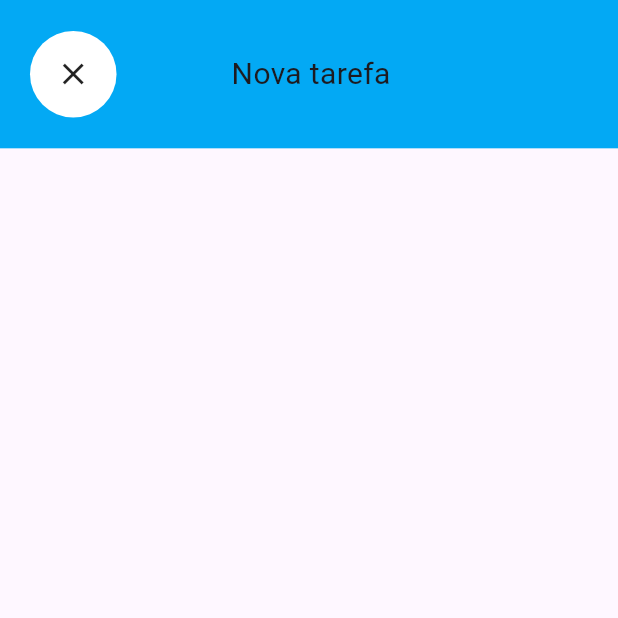
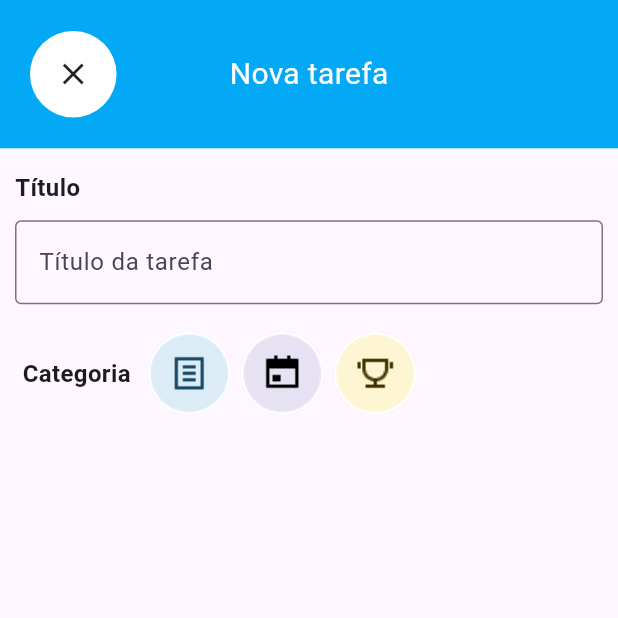
Before and after one commit to ArtthSilva/toDo_list_bichinhosTI, a Flutter app: the screen it shows after launch, after a tap on "Nova tarefa", on a phone screen of 412 x 824 dp, the top half of it. Run offline on Flutter 3.47's test engine with Material 3 defaults, Android fonts, the phone set to English and light mode, and no system bars.

Commit message:
feat: add widget de categoria com imagens

```diff
--- /dev/null
+++ b/lib/layers/controllers/todo_controller.dart
@@ -0,0 +1,14 @@
+import 'package:flutter/material.dart';
+
+class TodoController extends ChangeNotifier{
+  ValueNotifier isSelected = ValueNotifier<bool>(false);
+
+  void escolher(){
+    if(isSelected.value){
+      isSelected.value = false;
+    }else{
+      isSelected.value = true;
+    }
+    notifyListeners();
+  }
+}
--- a/lib/layers/views/pages/initial_page.dart
+++ b/lib/layers/views/pages/initial_page.dart
@@ -77,7 +77,7 @@ class _InitialPageState extends State<InitialPage> {
                       Navigator.push(
                         context,
                         MaterialPageRoute(
-                          builder: (_) => const NewTaskPage(),
+                          builder: (_) => NewTaskPage(),
                         ),
                       );
                     },
--- a/lib/layers/views/pages/new_task_page.dart
+++ b/lib/layers/views/pages/new_task_page.dart
@@ -1,19 +1,25 @@
 import 'package:flutter/material.dart';
+import 'package:todo_list/widgets/category_button_custom_widget.dart';
 import 'package:todo_list/widgets/leading_custom_widget.dart';
+import 'package:todo_list/widgets/textformfield_custom_widget.dart';
 
 class NewTaskPage extends StatefulWidget {
-  const NewTaskPage({super.key});
+  NewTaskPage({super.key});
 
   @override
   State<NewTaskPage> createState() => _NewTaskPageState();
 }
 
 class _NewTaskPageState extends State<NewTaskPage> {
+  final _controller = TextEditingController();
+
   @override
   Widget build(BuildContext context) {
     return SafeArea(
       child: Scaffold(
-        body: Container(
+        body: Column(
+          children: [
+            Container(
               color: Colors.lightBlue,
               width: MediaQuery.sizeOf(context).width,
               height: MediaQuery.sizeOf(context).height * 0.12,
@@ -27,16 +33,48 @@ class _NewTaskPageState extends State<NewTaskPage> {
                       alignment: Alignment.center,
                       child: Text(
                         'Nova tarefa',
-                    style: TextStyle(fontSize: 20),
+                        style: TextStyle(fontSize: 20, color: Colors.white),
                       ),
                     ),
                   ),
-              const Text(
-                'Nova tarefa',
-                style: TextStyle(color: Colors.transparent),
+                  SizedBox(
+                    width: MediaQuery.sizeOf(context).width * 0.14 + 20,
                   )
                 ],
               ),
+            ),
+            Container(
+              margin: const EdgeInsets.only(left: 10, top: 15),
+              alignment: Alignment.bottomLeft,
+              child: const Text(
+                'Título',
+                style: TextStyle(fontSize: 16, fontWeight: FontWeight.w700),
+              ),
+            ),
+            Form(
+                child: Padding(
+              padding: const EdgeInsets.only(left: 10.0, top: 10, right: 10),
+              child: Column(
+                children: [
+                  CustomTextFormFieldWidget(controller: _controller),
+                  Padding(
+                    padding: const EdgeInsets.only(left:5, top: 15),
+                    child: Row(
+                      children: [
+                        const Padding(
+                          padding: EdgeInsets.only(right:8.0),
+                          child: Text('Categoria', style: TextStyle(fontWeight: FontWeight.bold, fontSize: 16),),
+                        ),
+                        CategoryButtonCustom(imageUrl: 'assets/images/file.png'),
+                        CategoryButtonCustom(imageUrl: 'assets/images/calendar.png'),
+                        CategoryButtonCustom(imageUrl: 'assets/images/trophy.png'),
+                      ],
+                    ),
+                  )
+                ],
+              ),
+            ))
+          ],
         ),
       ),
     );
--- /dev/null
+++ b/lib/widgets/category_button_custom_widget.dart
@@ -0,0 +1,33 @@
+import 'package:flutter/material.dart';
+import 'package:todo_list/layers/controllers/todo_controller.dart';
+
+class CategoryButtonCustom extends StatelessWidget {
+    String imageUrl;
+
+  CategoryButtonCustom({
+    super.key,
+    required this.imageUrl
+  });
+TodoController controller = TodoController();
+
+
+
+  @override
+  Widget build(BuildContext context) {
+    return AnimatedBuilder(
+      animation: controller,
+      builder: (_, __) => InkWell(
+        onTap: () => controller.escolher(),
+        child: CircleAvatar(
+          radius: 31,
+          backgroundColor:
+              controller.isSelected.value ? Colors.black : Colors.transparent,
+          child: CircleAvatar(
+            radius: 28,
+            backgroundImage: AssetImage(imageUrl),
+          ),
+        ),
+      ),
+    );
+  }
+}
--- /dev/null
+++ b/lib/widgets/textformfield_custom_widget.dart
@@ -0,0 +1,26 @@
+import 'package:flutter/material.dart';
+
+class CustomTextFormFieldWidget extends StatelessWidget {
+  final TextEditingController controller;
+   const CustomTextFormFieldWidget({super.key, required this.controller});
+
+  @override
+  Widget build(BuildContext context) {
+    return TextFormField(
+      controller: controller,
+      validator: (String? value) {
+        if (value == null || value.isEmpty) {
+          return 'campo não preenchido';
+        } else if (value == '0') {
+          return 'o numero 0 não é positivo, ele é neutro';
+        }
+        return null;
+      },
+      decoration: const InputDecoration(
+
+          border: OutlineInputBorder(
+          ), labelText: 'Título da tarefa'),
+
+    );
+  }
+}
```
Also changed, not shown: assets/images/calendar.png (added), assets/images/file.png (added), assets/images/trophy.png (added). Lines whose indentation alone changed are shown as unchanged.
